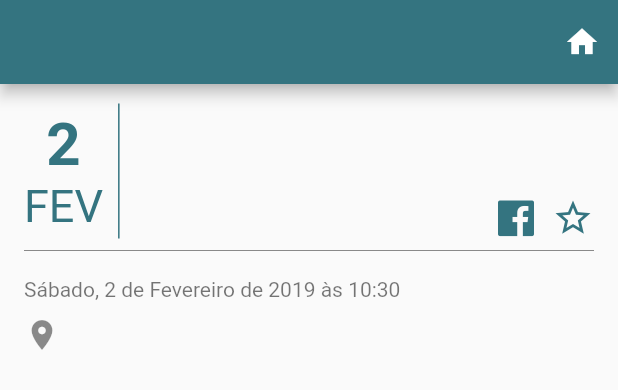
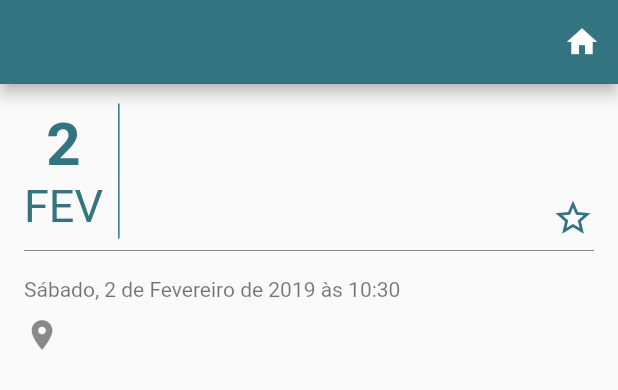
Before and after one commit to DevMobUFRJ/redesign, a Flutter app: the EventoForm widget shown alone on an empty page, opened directly with empty values, on a phone screen of 412 x 824 dp. Shown: the top 390 px of the screen. Run offline on Flutter 3.47's test engine with Material 2 defaults, Android fonts, the phone set to English and light mode, and no system bars; our stand-ins replace cloud_firestore, firebase_analytics, firebase_auth, firebase_storage, google_maps_flutter, image_picker and 1 more; missing offline and left inert: geocoder; accounts and stored records are empty.

Commit message:
* Eventos - mostrar ícone do Fb apenas se tiver link

```diff
--- a/lib/modulos/eventos/evento_exibir.dart
+++ b/lib/modulos/eventos/evento_exibir.dart
@@ -171,7 +171,7 @@ class _EventoExibir extends State<EventoForm> {
                           mainAxisAlignment: MainAxisAlignment.end,
                           mainAxisSize: MainAxisSize.max,
                           children: <Widget>[
-                            GestureDetector(
+                            evento.facebookUrl.isEmpty ? Container() : GestureDetector(
                               child: Container(
                                 alignment: Alignment.bottomRight,
                                 padding: EdgeInsets.only(right: 10),
```
